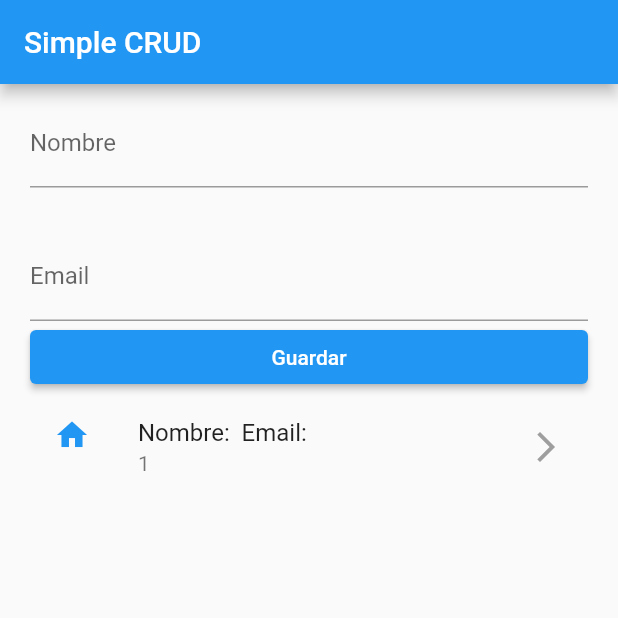
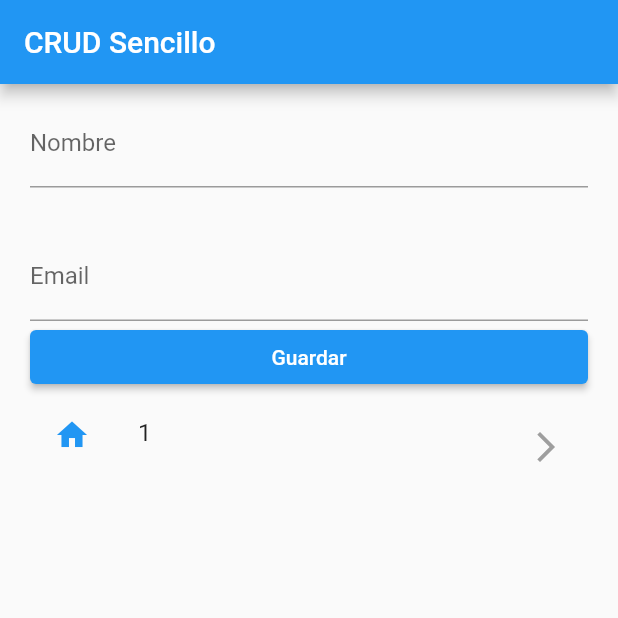
Before and after one commit to Coihue555/fl-crud-sencillo, a Flutter app: the screen it shows after launch, after a tap on "Guardar", on a phone screen of 412 x 824 dp, the top half of it. Run offline on Flutter 3.47's test engine with Material 2 defaults, Android fonts, the phone set to English and light mode, and no system bars; our stand-ins replace sqflite; accounts and stored records are empty.

Commit message:
Anda weey

```diff
--- a/crud_sencillo/lib/main.dart
+++ b/crud_sencillo/lib/main.dart
@@ -43,10 +43,10 @@ class _MyAppState extends State<MyApp> {
 
       child: MaterialApp(
         debugShowCheckedModeBanner: false,
-        title: 'Simple CRUD App',
+        title: 'CRUD Sencillo',
         home: Scaffold(
           appBar: AppBar(
-            title: const Text('Simple CRUD'),
+            title: const Text('CRUD Sencillo'),
           ),
           body: SingleChildScrollView(
           child: Padding(
@@ -89,7 +89,7 @@ class _MyAppState extends State<MyApp> {
                   ),
 
                   Container(
-                    height: 1000,
+                    height: 500,
                     //color: Colors.red,
                     child: const ScanTiles(
 
--- a/crud_sencillo/lib/providers/db_provider.dart
+++ b/crud_sencillo/lib/providers/db_provider.dart
@@ -87,7 +87,7 @@ class DBProvider{
 
     Future<List<DatoModel>?> getTodos() async {
       final db = await database;
-      final res = await db!.query('Datos', orderBy: 'id ASC');
+      final res = await db!.query('Datos', orderBy: 'id DESC');
 
 
       return res.isNotEmpty
--- a/crud_sencillo/lib/providers/scan_list_provider.dart
+++ b/crud_sencillo/lib/providers/scan_list_provider.dart
@@ -5,7 +5,7 @@ class DatoListProvider extends ChangeNotifier{
   List<DatoModel> datos = [];
   String tipoSeleccionado = 'http';
 
-  Future<DatoModel> nuevoDato(String email, String nombre) async {
+  Future<DatoModel> nuevoDato(String nombre, String email ) async {
     final nuevoDato =  DatoModel(email: email, nombre: nombre);
     final id = await DBProvider.db.nuevoDato(nuevoDato);
     //asignar el ID de la base de datos al modelo
@@ -18,7 +18,7 @@ class DatoListProvider extends ChangeNotifier{
     return nuevoDato;
   }
 
-  cargarScans() async {
+  cargarDatos() async {
     final datos = await DBProvider.db.getTodos();
     this.datos = [...datos!];
     notifyListeners();
@@ -37,9 +37,9 @@ class DatoListProvider extends ChangeNotifier{
     notifyListeners();
   }
 
-  borrarSDatoById( int? id) async {
+  borrarDatoById( int? id) async {
     await DBProvider.db.deleteDato(id!);
-    cargarDatosByNombre(tipoSeleccionado);
+    cargarDatos();
   }
 
 }
--- a/crud_sencillo/lib/widget/scan_tiles.dart
+++ b/crud_sencillo/lib/widget/scan_tiles.dart
@@ -1,3 +1,4 @@
+import 'package:crud_sencillo/providers/scan_list_provider.dart';
 import 'package:flutter/material.dart';
 import 'package:crud_sencillo/models/dato_model.dart';
 import 'package:crud_sencillo/providers/persona_list_provider.dart';
@@ -22,14 +23,23 @@ class _ScanTilesState extends State<ScanTiles> {
         if(snapshot.hasData){
           return ListView.builder(
             itemCount: snapshot.data!.length,
-            itemBuilder: (_, i)=> ListTile(
+            itemBuilder: (_, i)=> Dismissible(
+              key: UniqueKey(),
+              background: Container(
+                color: Colors.red,
+              ),
+              onDismissed: (DismissDirection direction){
+                Provider.of<DatoListProvider>(context, listen: false).borrarDatoById(snapshot.data![i].id);
+              },
+              child: ListTile(
               leading: Icon(Icons.home,
               color: Theme.of(context).primaryColor
                       ),
-          title: Text( 'Nombre: ' + snapshot.data![i].email.toString() + ' ' + 'Email: ' + snapshot.data![i].nombre.toString() ),
-          subtitle: Text(snapshot.data![i].id.toString()),
+                      title: Text( snapshot.data![i].id.toString() + ' ' + snapshot.data![i].nombre.toString() ),
+                      subtitle: Text(snapshot.data![i].email.toString()),
                       trailing: const Icon(Icons.arrow_forward_ios, color: Colors.grey,),
                       //onTap: ()=> launchURL(context, scans[i]),
+                    ),
             )
         );
         } return const CircularProgressIndicator();
```
Lines whose indentation alone changed are shown as unchanged.
